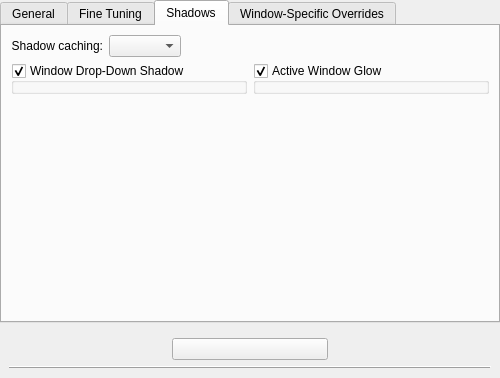
Before: the Qt Designer form clients/oxygen/config/ui/oxygenconfigurationui.ui in KDE/kwin, drawn with Qt 5.
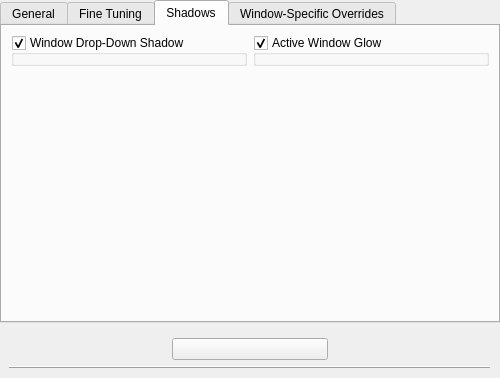
After: the same form once the commit is applied. The open tabs and pages were chosen to show the change. Custom widgets are drawn as their Qt base class.

Commit message: removed shadowCacheMode option. Default mode (variable) is what's kept.

Diff of the .ui file:
```diff
--- a/clients/oxygen/config/ui/oxygenconfigurationui.ui
+++ b/clients/oxygen/config/ui/oxygenconfigurationui.ui
@@ -250,44 +250,6 @@
       </attribute>
       <layout class="QGridLayout" name="gridLayout_4">
        <item row="0" column="0">
-        <widget class="QWidget" name="shadowsExpertWidget" native="true">
-         <layout class="QGridLayout" name="gridLayout_3">
-          <property name="margin">
-           <number>0</number>
-          </property>
-          <item row="1" column="0">
-           <widget class="QLabel" name="shadowCacheModeLabel">
-            <property name="text">
-             <string>Shadow caching:</string>
-            </property>
-            <property name="alignment">
-             <set>Qt::AlignRight|Qt::AlignTrailing|Qt::AlignVCenter</set>
-            </property>
-            <property name="buddy">
-             <cstring>shadowCacheMode</cstring>
-            </property>
-           </widget>
-          </item>
-          <item row="1" column="1">
-           <widget class="KComboBox" name="shadowCacheMode"/>
-          </item>
-          <item row="1" column="2">
-           <spacer name="horizontalSpacer_7">
-            <property name="orientation">
-             <enum>Qt::Horizontal</enum>
-            </property>
-            <property name="sizeHint" stdset="0">
-             <size>
-              <width>308</width>
-              <height>20</height>
-             </size>
-            </property>
-           </spacer>
-          </item>
-         </layout>
-        </widget>
-       </item>
-       <item row="1" column="0">
         <layout class="QHBoxLayout" name="horizontalLayout_7">
          <item>
           <widget class="Oxygen::ShadowConfigurationUi" name="inactiveShadowConfiguration">
@@ -311,7 +273,7 @@
          </item>
         </layout>
        </item>
-       <item row="2" column="0">
+       <item row="1" column="0">
         <spacer name="shadowSpacer">
          <property name="orientation">
           <enum>Qt::Vertical</enum>
```
The commit also changes 4 other files.
